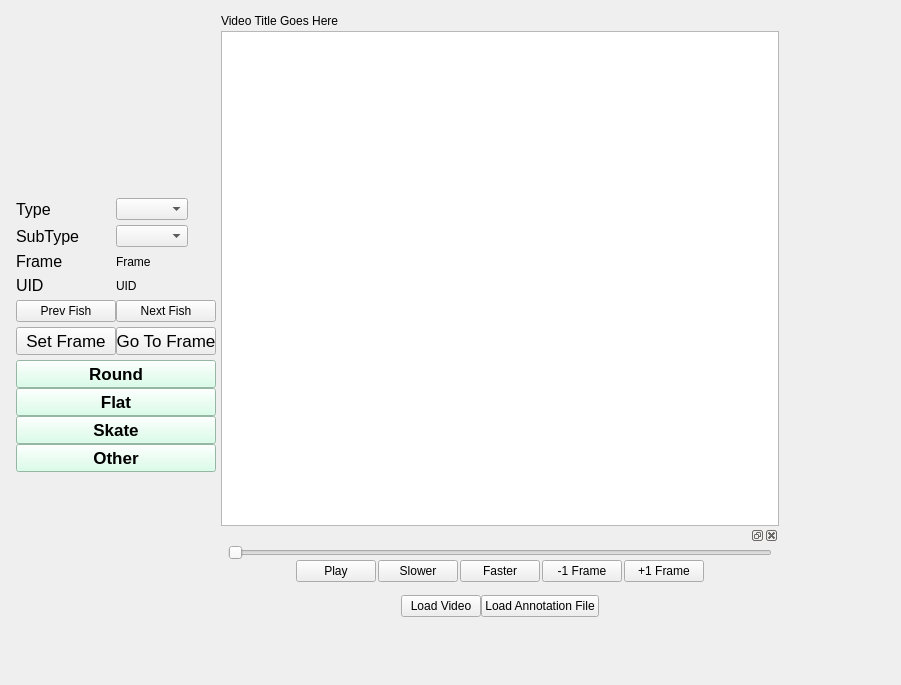
First picture: the form in FishGUI/mainwindow.ui, repository cvisionai/Tator-Native, before the edit.
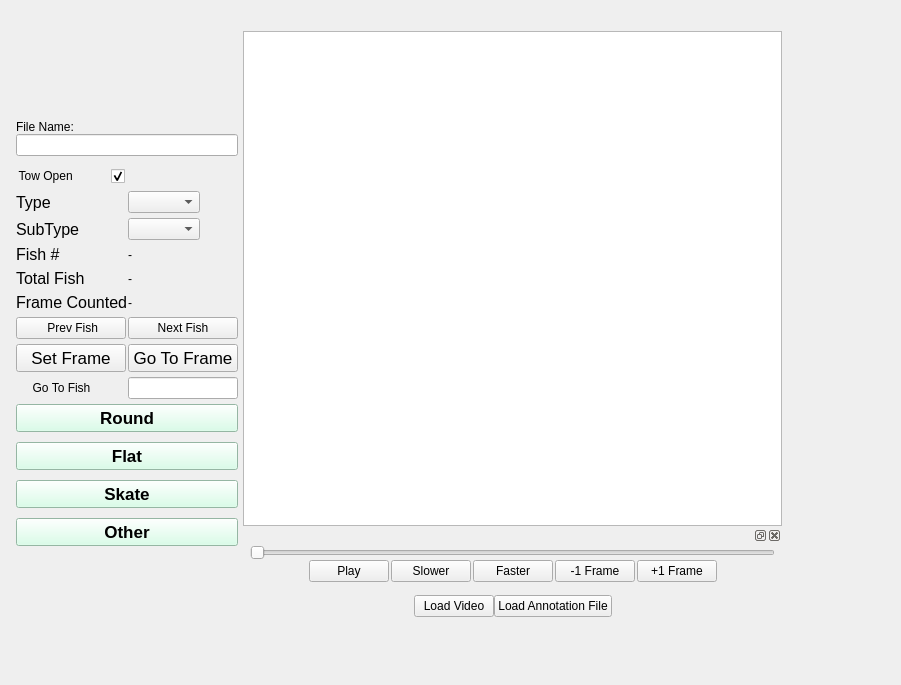
Second picture: the form after the edit.

Commit message: Added a bunch of functionality related to moving through fish list and the video. First pass implementation of serialization conversion as well

```diff
--- a/FishGUI/mainwindow.ui
+++ b/FishGUI/mainwindow.ui
@@ -23,7 +23,7 @@
       <number>0</number>
      </property>
      <item>
-      <layout class="QVBoxLayout" name="verticalLayout_4" stretch="0,0,0,0,0">
+      <layout class="QVBoxLayout" name="verticalLayout_4" stretch="0,0,0,0,0,0,0">
        <property name="spacing">
         <number>0</number>
        </property>
@@ -40,6 +40,78 @@
          </property>
         </spacer>
        </item>
+       <item>
+        <layout class="QVBoxLayout" name="verticalLayout_5">
+         <property name="leftMargin">
+          <number>5</number>
+         </property>
+         <property name="topMargin">
+          <number>0</number>
+         </property>
+         <property name="rightMargin">
+          <number>5</number>
+         </property>
+         <property name="bottomMargin">
+          <number>5</number>
+         </property>
+         <item>
+          <widget class="QLabel" name="fileNameLabel">
+           <property name="text">
+            <string>File Name:</string>
+           </property>
+          </widget>
+         </item>
+         <item>
+          <widget class="QLineEdit" name="fileNameValue">
+           <property name="focusPolicy">
+            <enum>Qt::ClickFocus</enum>
+           </property>
+          </widget>
+         </item>
+        </layout>
+       </item>
+       <item>
+        <layout class="QHBoxLayout" name="horizontalLayout" stretch="2,3">
+         <property name="spacing">
+          <number>19</number>
+         </property>
+         <property name="leftMargin">
+          <number>1</number>
+         </property>
+         <property name="topMargin">
+          <number>5</number>
+         </property>
+         <property name="rightMargin">
+          <number>5</number>
+         </property>
+         <item>
+          <widget class="QCheckBox" name="towStatus">
+           <property name="layoutDirection">
+            <enum>Qt::RightToLeft</enum>
+           </property>
+           <property name="text">
+            <string>Tow Open          </string>
+           </property>
+           <property name="checked">
+            <bool>true</bool>
+           </property>
+          </widget>
+         </item>
+         <item>
+          <spacer name="horizontalSpacer_4">
+           <property name="orientation">
+            <enum>Qt::Horizontal</enum>
+           </property>
+           <property name="sizeHint" stdset="0">
+            <size>
+             <width>40</width>
+             <height>20</height>
+            </size>
+           </property>
+          </spacer>
+         </item>
+        </layout>
+       </item>
        <item>
         <layout class="QFormLayout" name="formLayout">
          <property name="fieldGrowthPolicy">
@@ -66,6 +138,24 @@
          <property name="bottomMargin">
           <number>5</number>
          </property>
+         <item row="0" column="0">
+          <widget class="QLabel" name="typeLabel">
+           <property name="font">
+            <font>
+             <pointsize>12</pointsize>
+            </font>
+           </property>
+           <property name="layoutDirection">
+            <enum>Qt::LeftToRight</enum>
+           </property>
+           <property name="autoFillBackground">
+            <bool>false</bool>
+           </property>
+           <property name="text">
+            <string>Type       </string>
+           </property>
+          </widget>
+         </item>
          <item row="0" column="1">
           <widget class="QComboBox" name="typeMenu">
            <property name="focusPolicy">
@@ -93,66 +183,64 @@
           </widget>
          </item>
          <item row="2" column="0">
-          <widget class="QLabel" name="label_2">
+          <widget class="QLabel" name="fishNumLabel">
            <property name="font">
             <font>
              <pointsize>12</pointsize>
             </font>
            </property>
            <property name="text">
-            <string>Frame     </string>
+            <string>Fish #</string>
            </property>
           </widget>
          </item>
          <item row="2" column="1">
-          <widget class="QLabel" name="label">
+          <widget class="QLabel" name="fishNumVal">
            <property name="text">
-            <string>Frame</string>
+            <string>-</string>
            </property>
           </widget>
          </item>
          <item row="3" column="0">
-          <widget class="QLabel" name="label_3">
+          <widget class="QLabel" name="totalFishLabel">
            <property name="font">
             <font>
              <pointsize>12</pointsize>
             </font>
            </property>
            <property name="text">
-            <string>UID        </string>
+            <string>Total Fish</string>
            </property>
           </widget>
          </item>
          <item row="3" column="1">
-          <widget class="QLabel" name="label_4">
+          <widget class="QLabel" name="totalFishVal">
            <property name="text">
-            <string>UID</string>
+            <string>-</string>
            </property>
           </widget>
          </item>
-         <item row="0" column="0">
-          <widget class="QLabel" name="typeLabel">
-           <property name="font">
-            <font>
-             <pointsize>12</pointsize>
-            </font>
+         <item row="5" column="0">
+          <widget class="QPushButton" name="prevFish">
+           <property name="minimumSize">
+            <size>
+             <width>110</width>
+             <height>0</height>
+            </size>
            </property>
-           <property name="layoutDirection">
-            <enum>Qt::LeftToRight</enum>
+           <property name="focusPolicy">
+            <enum>Qt::NoFocus</enum>
            </property>
-           <property name="autoFillBackground">
-            <bool>false</bool>
-           </property>
            <property name="text">
-            <string>Type       </string>
+            <string>  Prev Fish </string>
            </property>
           </widget>
          </item>
-         <item row="4" column="1">
+         <item row="5" column="1">
           <widget class="QPushButton" name="nextFish">
            <property name="minimumSize">
             <size>
-             <width>100</width>
+             <width>110</width>
              <height>0</height>
             </size>
            </property>
@@ -164,11 +252,11 @@
            </property>
           </widget>
          </item>
-         <item row="5" column="0">
+         <item row="6" column="0">
           <widget class="QPushButton" name="updateFishFrame">
            <property name="minimumSize">
             <size>
-             <width>100</width>
+             <width>110</width>
              <height>0</height>
             </size>
            </property>
@@ -187,27 +275,11 @@
            </property>
           </widget>
          </item>
-         <item row="4" column="0">
-          <widget class="QPushButton" name="prevFish">
-           <property name="minimumSize">
-            <size>
-             <width>100</width>
-             <height>0</height>
-            </size>
-           </property>
-           <property name="focusPolicy">
-            <enum>Qt::NoFocus</enum>
-           </property>
-           <property name="text">
-            <string>  Prev Fish  </string>
-           </property>
-          </widget>
-         </item>
-         <item row="5" column="1">
+         <item row="6" column="1">
           <widget class="QPushButton" name="goToFrame">
            <property name="minimumSize">
             <size>
-             <width>100</width>
+             <width>110</width>
              <height>0</height>
             </size>
            </property>
@@ -229,12 +301,45 @@
            </property>
           </widget>
          </item>
+         <item row="4" column="0">
+          <widget class="QLabel" name="frameCountedLabel">
+           <property name="font">
+            <font>
+             <pointsize>12</pointsize>
+            </font>
+           </property>
+           <property name="text">
+            <string>Frame Counted</string>
+           </property>
+          </widget>
+         </item>
+         <item row="4" column="1">
+          <widget class="QLabel" name="frameCountedVal">
+           <property name="text">
+            <string>-</string>
+           </property>
+          </widget>
+         </item>
+         <item row="7" column="0">
+          <widget class="QLabel" name="goToFishLabel">
+           <property name="text">
+            <string>     Go To Fish   </string>
+           </property>
+          </widget>
+         </item>
+         <item row="7" column="1">
+          <widget class="QLineEdit" name="goToFishVal">
+           <property name="focusPolicy">
+            <enum>Qt::ClickFocus</enum>
+           </property>
+          </widget>
+         </item>
         </layout>
        </item>
        <item>
         <layout class="QVBoxLayout" name="verticalLayout_3">
          <property name="spacing">
-          <number>0</number>
+          <number>10</number>
          </property>
          <property name="leftMargin">
           <number>5</number>
@@ -259,7 +364,7 @@
            <property name="minimumSize">
             <size>
              <width>0</width>
-             <height>25</height>
+             <height>1</height>
             </size>
            </property>
            <property name="baseSize">
@@ -306,7 +411,7 @@
            <property name="minimumSize">
             <size>
              <width>0</width>
-             <height>25</height>
+             <height>1</height>
             </size>
            </property>
            <property name="font">
@@ -338,7 +443,7 @@
            <property name="minimumSize">
             <size>
              <width>0</width>
-             <height>25</height>
+             <height>1</height>
             </size>
            </property>
            <property name="font">
@@ -361,10 +466,16 @@
          </item>
          <item>
           <widget class="QPushButton" name="addOther">
+           <property name="sizePolicy">
+            <sizepolicy hsizetype="Minimum" vsizetype="Minimum">
+             <horstretch>0</horstretch>
+             <verstretch>0</verstretch>
+            </sizepolicy>
+           </property>
            <property name="minimumSize">
             <size>
              <width>0</width>
-             <height>25</height>
+             <height>1</height>
             </size>
            </property>
            <property name="font">
@@ -425,13 +536,6 @@
          <property name="spacing">
           <number>0</number>
          </property>
-         <item>
-          <widget class="QLabel" name="videoTitle">
-           <property name="text">
-            <string>Video Title Goes Here</string>
-           </property>
-          </widget>
-         </item>
          <item>
           <spacer name="horizontalSpacer_3">
            <property name="orientation">
@@ -689,7 +793,7 @@
                 </widget>
                </item>
                <item>
-                <widget class="QPushButton" name="pushButton_3">
+                <widget class="QPushButton" name="loadAnnotate">
                  <property name="text">
                   <string>Load Annotation File</string>
                  </property>
```
The commit also changes 9 other files.
